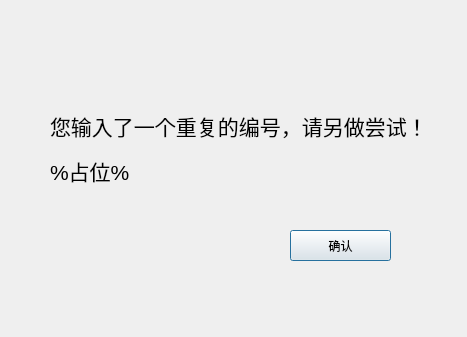
First picture: the form in invalidinputdialog.ui, repository Serissia/Qt_OOPManager, before the edit.
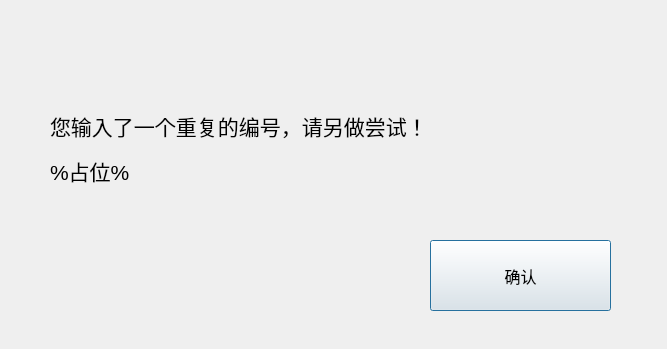
Second picture: the form after the edit.

```diff
--- a/invalidinputdialog.ui
+++ b/invalidinputdialog.ui
@@ -6,8 +6,8 @@
    <rect>
     <x>0</x>
     <y>0</y>
-    <width>467</width>
-    <height>337</height>
+    <width>667</width>
+    <height>349</height>
    </rect>
   </property>
   <property name="windowTitle">
@@ -18,7 +18,7 @@
     <rect>
      <x>50</x>
      <y>100</y>
-     <width>421</width>
+     <width>601</width>
      <height>51</height>
     </rect>
    </property>
@@ -34,12 +34,17 @@
   <widget class="QPushButton" name="pushButton">
    <property name="geometry">
     <rect>
-     <x>290</x>
-     <y>230</y>
-     <width>101</width>
-     <height>31</height>
+     <x>430</x>
+     <y>240</y>
+     <width>181</width>
+     <height>71</height>
     </rect>
    </property>
+   <property name="font">
+    <font>
+     <pointsize>12</pointsize>
+    </font>
+   </property>
    <property name="text">
     <string>确认</string>
    </property>
@@ -49,7 +54,7 @@
     <rect>
      <x>50</x>
      <y>150</y>
-     <width>431</width>
+     <width>601</width>
      <height>41</height>
     </rect>
    </property>
```
